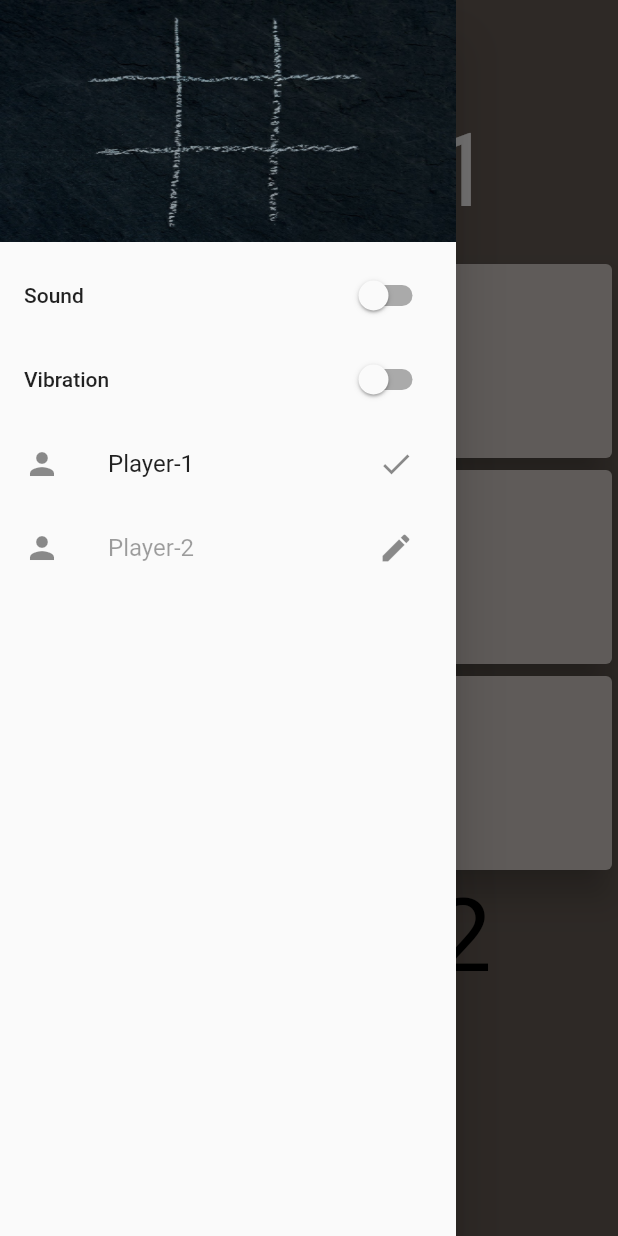
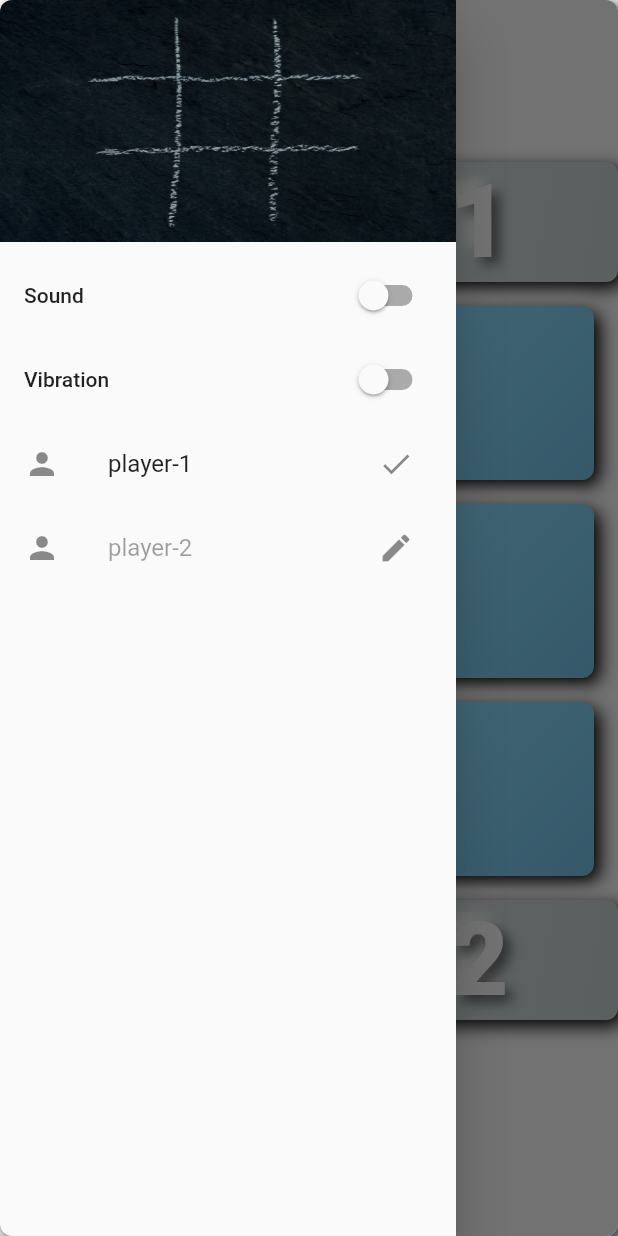
Before and after one commit to hemantjamdev/tic-tac-toe, a Flutter app: the screen it shows after launch, in the side drawer, after a tap on the "edit" icon, on a phone screen of 412 x 824 dp. Run offline on Flutter 3.47's test engine with Material 2 defaults, Android fonts, the phone set to English and light mode, and no system bars; drawn by our look-alikes of flutter_neumorphic; our stand-ins replace audioplayers, vibration.

Commit message:
new design

```diff
--- a/lib/constants/colors.dart
+++ b/lib/constants/colors.dart
@@ -2,7 +2,8 @@ import 'package:flutter/material.dart';
 
 class MyColor{
   static const Color blackColor= Color(0xff000000);
-  static const Color whiteColor= Color(0xfffaf8f8);
-  static const Color cardColor=Color(0xffCEC7C1);
-  static const Color backGroundColor=Color(0xff645A53);
+ static const Color whiteColor= Color(0xfffaf8f8);
+  //static const Color cardColor=Color(0xfffaf8f8);
+  //static const Color backGroundColor=Color(0xfffaf8f8);
+  static const Color blueAccent=Colors.lightBlueAccent;
 }
--- a/lib/constants/strings.dart
+++ b/lib/constants/strings.dart
@@ -1,5 +1,5 @@
 class Strings {
-  static const String gameTitle = 'Tic-Tac-Toe';
+  static const String gameTitle = ' Tic - Tac - Toe ';
  // static const String player1 = 'Player - 1';
  // static const String player2 = 'Player - 2';
   static const String gameOver = "Game Over";
--- a/lib/main.dart
+++ b/lib/main.dart
@@ -1,5 +1,6 @@
 import 'package:flutter/material.dart';
 import 'package:flutter/services.dart';
+import 'package:flutter_neumorphic/flutter_neumorphic.dart';
 import 'package:provider/provider.dart';
 import 'package:tic/constants/strings.dart';
 import 'package:tic/provider/game_provider.dart';
@@ -20,7 +21,8 @@ class MyApp extends StatelessWidget {
   Widget build(BuildContext context) {
     return ChangeNotifierProvider<GameProvider>(
       create: (context) => GameProvider(),
-      child: const MaterialApp(
+      child: const NeumorphicApp(
+
         debugShowCheckedModeBanner: false,
         title: Strings.gameTitle,
         themeMode: ThemeMode.system,
@@ -29,3 +31,10 @@ class MyApp extends StatelessWidget {
     );
   }
 }
+
+ /*const NeumorphicStyle buttonStyle = NeumorphicStyle(
+    boxShape: NeumorphicBoxShape.circle(),
+    shape: NeumorphicShape.concave,
+    depth: 8,
+    oppositeShadowLightSource: false,
+    intensity: 8);*/
--- a/lib/provider/game_provider.dart
+++ b/lib/provider/game_provider.dart
@@ -15,14 +15,9 @@ class GameProvider extends ChangeNotifier {
   String player2Name = "Player-2";
   bool player1NameEnable = false;
   bool player2NameEnable = false;
-  TextEditingController player1Controller =
-      TextEditingController(text: "Player-1");
-  TextEditingController player2Controller =
-      TextEditingController(text: "Player-2");
-  FocusNode player1Focus = FocusNode();
-  FocusNode player2Focus = FocusNode();
 
-  void enablePlayer1Field(bool value) {
+  void enablePlayer1Field(
+      {required bool value, required FocusNode player1Focus}) {
     player1NameEnable = value;
     if (value) {
       Future.delayed(const Duration(milliseconds: 10), () {
@@ -32,7 +27,8 @@ class GameProvider extends ChangeNotifier {
     notifyListeners();
   }
 
-  void enablePlayer2Field(bool value) {
+  void enablePlayer2Field(
+      {required bool value, required FocusNode player2Focus}) {
     player2NameEnable = value;
     if (value) {
       Future.delayed(const Duration(milliseconds: 10), () {
@@ -42,13 +38,19 @@ class GameProvider extends ChangeNotifier {
     notifyListeners();
   }
 
-  void changePlayer1Name(String name) {
+  void changePlayer1Name({
+    required String name,
+    required TextEditingController player1Controller,
+  }) {
     player1Controller.text = name;
     player1Name = name;
     notifyListeners();
   }
 
-  void changePlayer2Name(String name) {
+  void changePlayer2Name({
+    required String name,
+    required TextEditingController player2Controller,
+  }) {
     player2Controller.text = name;
     player2Name = name;
     notifyListeners();
--- a/lib/screens/game_screen.dart
+++ b/lib/screens/game_screen.dart
@@ -1,9 +1,10 @@
 import 'package:flutter/material.dart';
+import 'package:flutter_neumorphic/flutter_neumorphic.dart';
 import 'package:provider/provider.dart';
 import 'package:tic/provider/game_provider.dart';
-import 'package:tic/widgets/dialog.dart';
 
-import '../constants/colors.dart';
+import '../widgets/game_card.dart';
+import '../widgets/player_name.dart';
 
 class GridScreen extends StatelessWidget {
   const GridScreen({Key? key}) : super(key: key);
@@ -11,77 +12,40 @@ class GridScreen extends StatelessWidget {
   @override
   Widget build(BuildContext context) {
     print("------game screen build screen called------");
-    return SingleChildScrollView(
+    return Padding(
+      padding: const EdgeInsets.only(top: 20),
+      child: SingleChildScrollView(
         child: Column(
           mainAxisAlignment: MainAxisAlignment.spaceEvenly,
           mainAxisSize: MainAxisSize.max,
           crossAxisAlignment: CrossAxisAlignment.center,
           children: [
+            Consumer<GameProvider>(
+              builder: (context, provider, child) {
+                return neumorphicPlayerName(provider.player1Name);
+              },
+            ),
             Padding(
-            padding: const EdgeInsets.all(18.0),
-            child: Consumer<GameProvider>(builder: (context, provider, child) {
-              return Text(
-                provider.player1Name,
-                style: const TextStyle(
-                  fontSize: 68,
-                  color: MyColor.whiteColor,
-                ),
-              );
-            }),
-          ),
-          GridView.builder(
+              padding: const EdgeInsets.all(8.0),
+              child: GridView.builder(
                 shrinkWrap: true,
                 itemCount: 9,
                 gridDelegate: const SliverGridDelegateWithFixedCrossAxisCount(
                     crossAxisCount: 3),
                 itemBuilder: (BuildContext context, int index) {
-              return Consumer<GameProvider>(
-                  builder: (context, provider, child) {
-                return GestureDetector(
-                  onTap: () {
-                    provider.playVibration();
-                    provider.playSound();
-                    provider.addToList1(context, index);
-                    bool win = provider.checkConditionForWin();
-                    if (win) {
-                      buildShowDialog(context,
-                              "${provider.player1 ? provider.player1Name : provider.player2Name} is won")
-                          .then(
-                        (isReset) => isReset ? provider.resetGame() : null,
-                      );
-                    }
+                  return neumorphicCard(index);
                 },
-                  child: Card(
-                    color: MyColor.cardColor,
-                    elevation: 10,
-                    child: Center(
-                      child: Text(
-                        provider.player1List[index].isNotEmpty
-                            ? provider.player1List[index]
-                            : "",
-                        style: TextStyle(
-                          fontSize: 68,
-                          color: provider.player1List[index] == 'X'
-                              ? MyColor.whiteColor
-                              : MyColor.blackColor,
               ),
             ),
-                    ),
-                  ),
+            Consumer<GameProvider>(
+              builder: (context, provider, child) {
+                return neumorphicPlayerName(
+                  provider.player2Name,
                 );
-              });
               },
             ),
-          Consumer<GameProvider>(builder: (context, provider, child) {
-            return Text(
-              provider.player2Name,
-              style: const TextStyle(
-                fontSize: 68,
-                color: MyColor.blackColor,
+          ],
         ),
-            );
-          }),
-        ],
       ),
     );
   }
--- a/lib/screens/home_page.dart
+++ b/lib/screens/home_page.dart
@@ -1,7 +1,11 @@
 import 'package:flutter/material.dart';
+import 'package:flutter_neumorphic/flutter_neumorphic.dart';
 import 'package:tic/constants/colors.dart';
 import 'package:tic/screens/game_screen.dart';
 import 'package:tic/widgets/drawer.dart';
+
+import '../constants/strings.dart';
+import '../widgets/app_bar.dart';
 
 class MyHomePage extends StatefulWidget {
   const MyHomePage({super.key});
@@ -15,15 +19,24 @@ class _MyHomePageState extends State<MyHomePage> {
   Widget build(BuildContext context) {
     print("------home screen build screen called------");
 
-    return Scaffold(
-      appBar: AppBar(
-        elevation: 0,
-        backgroundColor: MyColor.backGroundColor,
-      ),
-      drawer: const CustomDrawer(),
-      backgroundColor: MyColor.backGroundColor,
-      body: const SafeArea(
-        child: GridScreen(),
+    return Neumorphic(
+      style: NeumorphicStyle(
+          color: Colors.lightBlueAccent[100],
+          shape:NeumorphicShape.convex,
+          depth: 8,
+          oppositeShadowLightSource: false,
+          intensity: 8),
+      child: Scaffold(
+        appBar:NeumorphicAppBar(
+            title: NeumorphicText(Strings.gameTitle,
+                textStyle: NeumorphicTextStyle(fontSize: 26),
+                style: const NeumorphicStyle(color: MyColor.blackColor)),
+            centerTitle: true),
+        drawer: const CustomDrawer(),
+        backgroundColor: MyColor.whiteColor,
+        body:  SafeArea(
+          child: GridScreen(),
+        ),
       ),
     );
   }
--- a/lib/widgets/dialog.dart
+++ b/lib/widgets/dialog.dart
@@ -2,6 +2,7 @@ import 'package:flutter/material.dart';
 
 Future<bool> buildShowDialog(BuildContext context, String info)  async{
   return await showDialog(
+    barrierDismissible: false,
       context: context,
       builder: (context) {
         return AlertDialog(
--- a/lib/widgets/drawer.dart
+++ b/lib/widgets/drawer.dart
@@ -11,10 +11,18 @@ class CustomDrawer extends StatefulWidget {
 }
 
 class _CustomDrawerState extends State<CustomDrawer> {
+  FocusNode player1Focus = FocusNode();
+  FocusNode player2Focus = FocusNode();
+  TextEditingController player1Controller =
+      TextEditingController(text: "player-1");
+  TextEditingController player2Controller =
+      TextEditingController(text: 'player-2');
+
   @override
   Widget build(BuildContext context) {
     return Drawer(
-      child: Consumer<GameProvider>(builder: (context, provider, child) {
+      child: Consumer<GameProvider>(
+        builder: (context, provider, child) {
           return Column(
             children: [
               DrawerHeader(
@@ -45,26 +53,37 @@ class _CustomDrawerState extends State<CustomDrawer> {
                 leading: const Icon(Icons.person),
                 title: TextFormField(
                   autofocus: true,
-                focusNode: provider.player1Focus,
+                  focusNode: player1Focus,
                   enabled: provider.player1NameEnable,
                   decoration: const InputDecoration(border: InputBorder.none),
-                controller: provider.player1Controller,
-                onFieldSubmitted: (value){
-                  provider
-                      .changePlayer1Name(provider.player1Controller.text);
-                  provider.enablePlayer1Field(false);
+                  controller: player1Controller,
+                  onFieldSubmitted: (value) {
+                    provider.changePlayer1Name(
+                      name: player1Controller.text,
+                      player1Controller: player1Controller,
+                    );
+                    provider.enablePlayer1Field(
+                      value: false,
+                      player1Focus: player1Focus,
+                    );
                   },
                 ),
                 trailing: provider.player1NameEnable
                     ? IconButton(
                         onPressed: () {
-                        provider
-                            .changePlayer1Name(provider.player1Controller.text);
-                        provider.enablePlayer1Field(false);
+                          provider.changePlayer1Name(
+                            name: player1Controller.text,
+                            player1Controller: player1Controller,
+                          );
+                          provider.enablePlayer1Field(
+                            value: false,
+                            player1Focus: player1Focus,
+                          );
                         },
                         icon: const Icon(Icons.done))
                     : IconButton(
-                      onPressed: () => provider.enablePlayer1Field(true),
+                        onPressed: () => provider.enablePlayer1Field(
+                            value: true, player1Focus: player1Focus),
                         icon: const Icon(Icons.edit),
                       ),
               ),
@@ -74,32 +93,44 @@ class _CustomDrawerState extends State<CustomDrawer> {
                 leading: const Icon(Icons.person),
                 title: TextFormField(
                   autofocus: true,
-                focusNode: provider.player2Focus,
+                  focusNode: player2Focus,
                   enabled: provider.player2NameEnable,
                   decoration: const InputDecoration(border: InputBorder.none),
-                controller: provider.player2Controller,
-                onFieldSubmitted: (value){
-                  provider
-                      .changePlayer2Name(provider.player2Controller.text);
-                  provider.enablePlayer2Field(false);
+                  controller: player2Controller,
+                  onFieldSubmitted: (value) {
+                    provider.changePlayer2Name(
+                        name: player2Controller.text,
+                        player2Controller: player2Controller);
+                    provider.enablePlayer2Field(
+                      value: false,
+                      player2Focus: player2Focus,
+                    );
                   },
                 ),
                 trailing: provider.player2NameEnable
                     ? IconButton(
                         onPressed: () {
-                        provider
-                            .changePlayer2Name(provider.player2Controller.text);
-                        provider.enablePlayer2Field(false);
+                          provider.changePlayer2Name(
+                              name: player2Controller.text,
+                              player2Controller: player2Controller);
+                          provider.enablePlayer2Field(
+                            value: false,
+                            player2Focus: player2Focus,
+                          );
                         },
                         icon: const Icon(Icons.done))
                     : IconButton(
-                      onPressed: () => provider.enablePlayer2Field(true),
-                      icon: const Icon(Icons.edit),
+                        onPressed: () => provider.enablePlayer2Field(
+                            value: true, player2Focus: player2Focus),
+                        icon: const Icon(
+                          Icons.edit,
+                        ),
                       ),
               )
             ],
           );
-      }),
+        },
+      ),
     );
   }
 }
--- /dev/null
+++ b/lib/widgets/game_card.dart
@@ -0,0 +1,64 @@
+import 'package:flutter_neumorphic/flutter_neumorphic.dart';
+import 'package:provider/provider.dart';
+import 'package:tic/provider/game_provider.dart';
+import 'package:tic/widgets/dialog.dart';
+
+import '../constants/colors.dart';
+
+Widget neumorphicCard(int index) {
+  return Padding(
+    padding: const EdgeInsets.all(8.0),
+    child: Consumer<GameProvider>(
+      builder: (context, provider, child) {
+        return GestureDetector(
+          onTap: () {
+            provider.playVibration();
+            provider.playSound();
+            provider.addToList1(context, index);
+            bool win = provider.checkConditionForWin();
+            if (win) {
+              buildShowDialog(context,
+                      "${!provider.player1 ? provider.player1Name : provider.player2Name} is won")
+                  .then(
+                (isReset) => isReset ? provider.resetGame() : null,
+              );
+            }
+          },
+          child: Neumorphic(
+            style: NeumorphicStyle(
+              color: Colors.lightBlueAccent[100],
+              shape: provider.player1List[index].isNotEmpty
+                  ? NeumorphicShape.concave
+                  : NeumorphicShape.convex,
+              depth: 8,
+              oppositeShadowLightSource: false,
+              intensity: 8,
+            ),
+            child: Center(
+              child: NeumorphicText(
+                provider.player1List[index].isNotEmpty
+                    ? provider.player1List[index]
+                    : "",
+                textStyle: NeumorphicTextStyle(
+                  fontWeight: FontWeight.w900,
+                  fontSize: 68,
+                ),
+                style: NeumorphicStyle(
+                  shape: NeumorphicShape.convex,
+                  color: provider.player1List[index] == 'X'
+                      ? MyColor.whiteColor
+                      : MyColor.blackColor,
+                  depth: 5,
+                  oppositeShadowLightSource: false,
+                  intensity: 1,
+                  shadowDarkColor: Colors.lightBlueAccent[100],
+                  shadowLightColor: Colors.blue,
+                ),
+              ),
+            ),
+          ),
+        );
+      },
+    ),
+  );
+}
--- /dev/null
+++ b/lib/widgets/player_name.dart
@@ -0,0 +1,30 @@
+import 'package:flutter_neumorphic/flutter_neumorphic.dart';
+
+import '../constants/colors.dart';
+
+Widget neumorphicPlayerName(String text) {
+  return Neumorphic(
+    style: const NeumorphicStyle(
+        shape: NeumorphicShape.convex,
+        depth: 8,
+        oppositeShadowLightSource: false,
+        intensity: 8),
+    child: SizedBox(
+      width: double.infinity,
+      child: NeumorphicText(
+        text,
+        textStyle: NeumorphicTextStyle(
+          fontWeight: FontWeight.w900,
+          fontSize: 68,
+        ),
+        style: const NeumorphicStyle(
+          shape: NeumorphicShape.flat,
+          color: MyColor.whiteColor,
+          depth: 10,
+          oppositeShadowLightSource: false,
+          intensity: 1,
+        ),
+      ),
+    ),
+  );
+}
--- a/pubspec.yaml
+++ b/pubspec.yaml
@@ -37,8 +37,9 @@ dependencies:
   provider: ^6.0.2
   audioplayers: ^0.20.1
   vibration: ^1.7.3
-  o_color_picker: ^1.0.2
-  o_popup: ^1.0.1
+  #o_color_picker: ^1.0.2
+  #o_popup: ^1.0.1
+  flutter_neumorphic: ^3.2.0
 
 dev_dependencies:
   flutter_test:
```
Also changed, not shown: lib/widgets/app_bar.dart (added, +16 -0 lines), pubspec.lock. Lines whose indentation alone changed are shown as unchanged.
